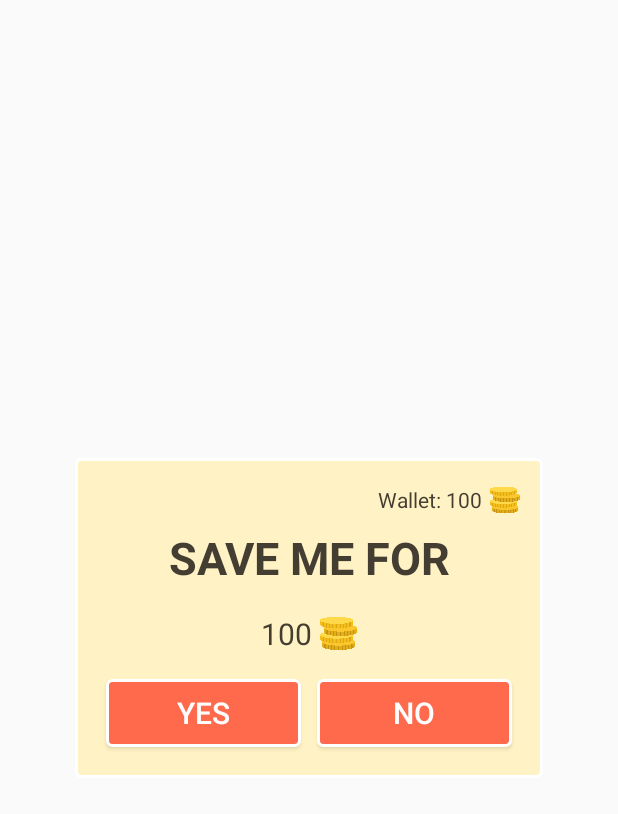
After one commit to hkittylover/MOBAPDE-Picnic-Panic, an Android app: the layout activity_save_me.xml on its own in the app's theme, with its tools: preview values and no code run, on a phone screen of 412 x 824 dp. The commit adds this screen. Shown: the top 814 px of the screen. Run offline under Robolectric (Android 15) with nearby library versions, the phone set to English and light mode, and no system bars.

Commit message:
save me implemented

```diff
--- a/app/build.gradle
+++ b/app/build.gradle
@@ -26,5 +26,6 @@ dependencies {
     })
     compile 'com.android.support:appcompat-v7:25.3.1'
     compile 'com.android.support.constraint:constraint-layout:1.0.2'
+    compile 'com.android.support:design:25.3.1'
     testCompile 'junit:junit:4.12'
 }
--- a/app/src/main/java/edu/dlsu/mobapde/picnicpanicbeta/PauseDialog.java
+++ b/app/src/main/java/edu/dlsu/mobapde/picnicpanicbeta/PauseDialog.java
@@ -50,7 +50,7 @@ public class PauseDialog extends DialogFragment {
         buttonResume.setTypeface(buttonTypeface);
         buttonRestart.setTypeface(buttonTypeface);
         buttonHome.setTypeface(buttonTypeface);
-        tvPause.setTypeface(typeface);
+        tvPause.setTypeface(buttonTypeface);
 
         buttonResume.setOnClickListener(new View.OnClickListener() {
             @Override
--- /dev/null
+++ b/app/src/main/res/layout/activity_save_me.xml
@@ -0,0 +1,92 @@
+<?xml version="1.0" encoding="utf-8"?>
+<LinearLayout xmlns:android="http://schemas.android.com/apk/res/android"
+    android:orientation="vertical" android:layout_width="match_parent"
+    android:layout_height="wrap_content"
+    android:background="@drawable/dialog_background"
+    android:layout_gravity="center"
+    android:padding="15dp"
+    android:layout_margin="50dp">
+
+    <LinearLayout
+        android:layout_width="match_parent"
+        android:layout_height="wrap_content"
+        android:gravity="end|center_vertical">
+        <TextView
+            android:layout_width="wrap_content"
+            android:layout_height="wrap_content"
+            android:text="Wallet: "
+            android:textColor="#443e32"
+            android:id="@+id/tv_wallet"/>
+        <TextView
+            android:layout_width="wrap_content"
+            android:layout_height="wrap_content"
+            android:text="100"
+            android:textColor="#443e32"
+            android:id="@+id/tv_coin_total"/>
+        <ImageView
+            android:layout_width="25dp"
+            android:layout_height="25dp"
+            android:src="@drawable/coins"
+            android:paddingStart="5dp"/>
+    </LinearLayout>
+    <TextView
+        android:layout_width="match_parent"
+        android:layout_height="wrap_content"
+        android:text="SAVE ME FOR"
+        android:textStyle="bold"
+        android:textSize="30dp"
+        android:textColor="#443e32"
+        android:padding="5dp"
+        android:gravity="center"
+        android:id="@+id/tv_save_me"/>
+    <LinearLayout
+        android:layout_width="match_parent"
+        android:layout_height="wrap_content"
+        android:orientation="horizontal"
+        android:layout_margin="10dp"
+        android:layout_marginEnd="15dp"
+        android:gravity="center">
+
+        <TextView
+            android:layout_width="wrap_content"
+            android:layout_height="wrap_content"
+            android:text="100"
+            android:textColor="#443e32"
+            android:textSize="20dp"
+            android:id="@+id/tv_coin_need"/>
+        <ImageView
+            android:layout_width="30dp"
+            android:layout_height="30dp"
+            android:src="@drawable/coins"
+            android:paddingStart="5dp"/>
+    </LinearLayout>
+
+    <LinearLayout
+        android:layout_width="match_parent"
+        android:layout_height="wrap_content"
+        android:orientation="horizontal">
+
+        <Button
+            android:layout_width="0dp"
+            android:layout_weight="1"
+            android:layout_height="45dp"
+            android:text="YES"
+            android:textSize="20dp"
+            android:layout_gravity="center"
+            android:layout_margin="5dp"
+            android:textColor="#FFF"
+            android:background="@drawable/button_background"
+            android:id="@+id/button_yes"/>
+        <Button
+            android:layout_width="0dp"
+            android:layout_weight="1"
+            android:layout_height="45dp"
+            android:text="NO"
+            android:textSize="20dp"
+            android:layout_gravity="center"
+            android:layout_margin="5dp"
+            android:textColor="#FFF"
+            android:background="@drawable/button_background"
+            android:id="@+id/button_no"/>
+    </LinearLayout>
+</LinearLayout>
--- a/app/src/main/res/layout/pause_layout.xml
+++ b/app/src/main/res/layout/pause_layout.xml
@@ -12,7 +12,8 @@
         android:layout_height="wrap_content"
         android:text="PAUSE"
         android:textSize="35dp"
-        android:textColor="#FFF"
+        android:textColor="#443e32"
+        android:textStyle="bold"
         android:padding="5dp"
         android:gravity="center"
         android:id="@+id/tv_pause"/>
@@ -31,7 +32,7 @@
     <Button
         android:layout_width="match_parent"
         android:layout_height="45dp"
-        android:text="RESTART"
+        android:text="NEW GAME"
         android:textSize="20dp"
         android:layout_gravity="center"
         android:layout_margin="5dp"
--- /dev/null
+++ b/app/src/main/res/values/dimens.xml
@@ -0,0 +1,3 @@
+<resources>
+    <dimen name="fab_margin">16dp</dimen>
+</resources>
--- a/app/src/main/res/values/strings.xml
+++ b/app/src/main/res/values/strings.xml
@@ -1,3 +1,4 @@
 <resources>
     <string name="app_name">My Application</string>
+    <string name="title_activity_save_me_dialog">SaveMeDialog</string>
 </resources>
--- a/app/src/main/res/values/styles.xml
+++ b/app/src/main/res/values/styles.xml
@@ -12,4 +12,8 @@
         <item name="windowActionBar">false</item>
     </style>
 
+    <style name="AppTheme.AppBarOverlay" parent="ThemeOverlay.AppCompat.Dark.ActionBar" />
+
+    <style name="AppTheme.PopupOverlay" parent="ThemeOverlay.AppCompat.Light" />
+
 </resources>
```
Also changed, not shown: app/src/main/AndroidManifest.xml (+10 -6 lines), app/src/main/java/edu/dlsu/mobapde/picnicpanicbeta/ActivityGame.java (+37 -1 lines), app/src/main/java/edu/dlsu/mobapde/picnicpanicbeta/GameLayout.java (+10 -8 lines), app/src/main/java/edu/dlsu/mobapde/picnicpanicbeta/SaveMeDialog.java (added, +81 -0 lines).
